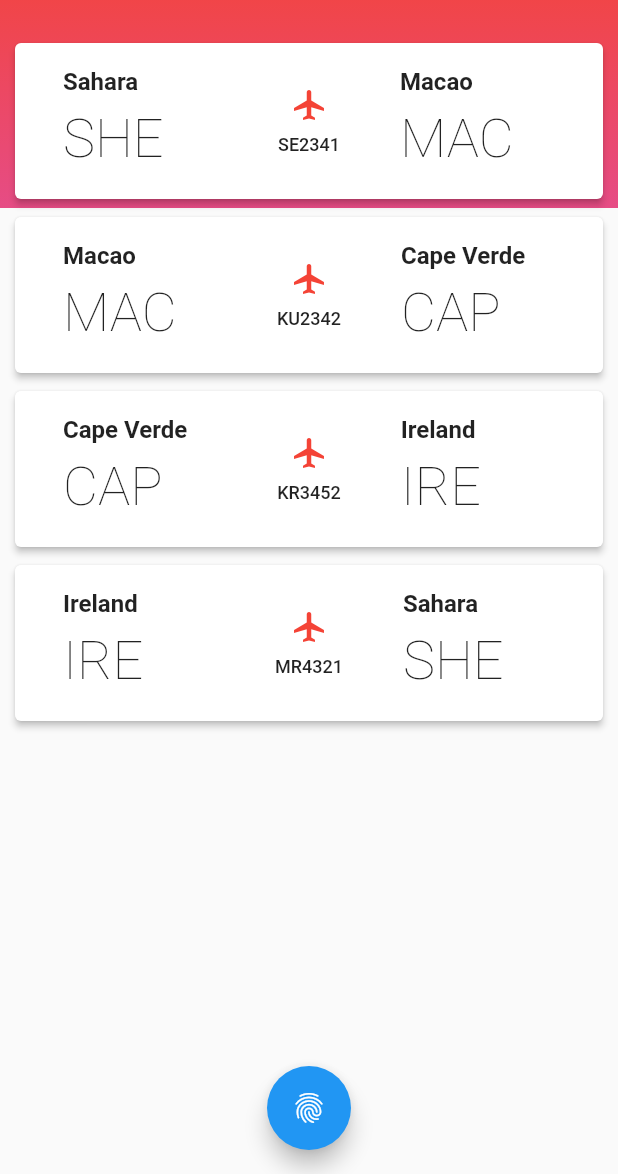
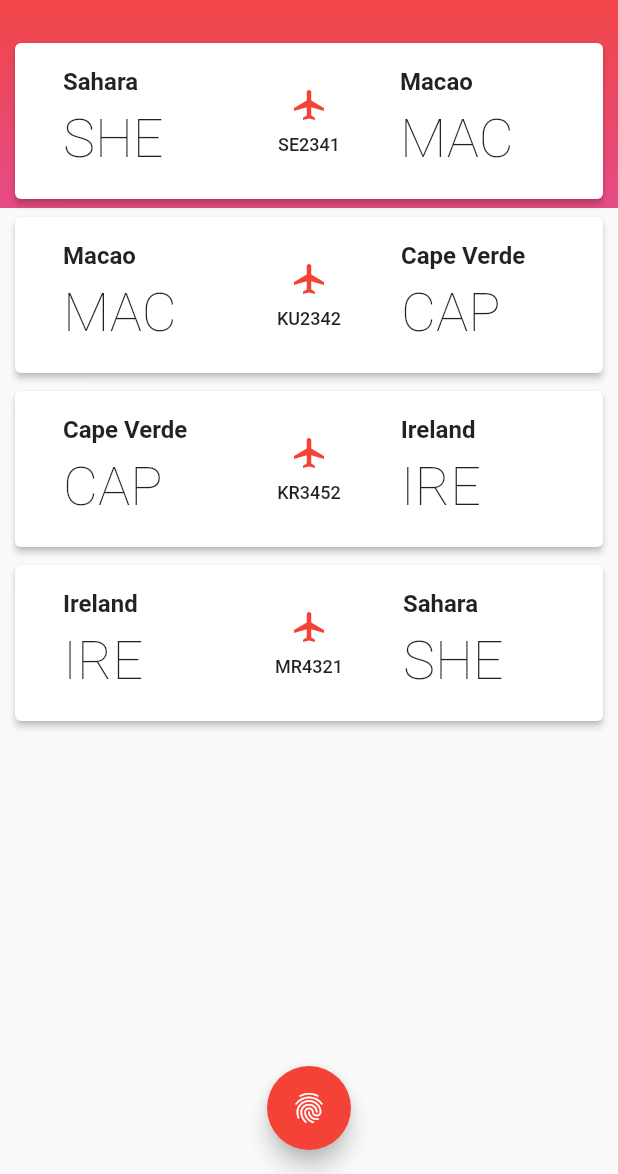
Before and after one commit to dits1019/Flutter-Flight-Search, a Flutter app: the TicketsPage screen opened directly, on a phone screen of 412 x 824 dp, the part 62-1236 px from its top. Run offline on Flutter 3.47's test engine with Material 2 defaults, Android fonts, the phone set to English and light mode, and no system bars.

Commit message:
8. 항공권 애니메이션(완성)

```diff
--- a/lib/PriceTab.dart
+++ b/lib/PriceTab.dart
@@ -273,6 +273,7 @@ class _PriceTabState extends State<PriceTab> with TickerProviderStateMixin {
       child: ScaleTransition(
         scale: _fabAnimation,
         child: FloatingActionButton(
+          backgroundColor: Colors.red,
           //버튼 클릭 시 티켓 페이지로 이동
           onPressed: () {
             Navigator.push(context,
--- a/lib/TicketsPage.dart
+++ b/lib/TicketsPage.dart
@@ -11,6 +11,13 @@ class TicketsPage extends StatefulWidget {
 
 class _TicketsPageState extends State<TicketsPage>
     with TickerProviderStateMixin {
+  //애니메이션 컨트롤러
+  AnimationController cardEntranceAnimationController;
+  //티켓 애니메이션
+  List<Animation> ticketAnimations;
+  //지문 버튼 애니메이션
+  Animation fabAnimation;
+
   //티켓에 내용이 들어가 있는 리스트
   List<FlightStopTicket> stops = [
     new FlightStopTicket("Sahara", "SHE", "Macao", "MAC", "SE2341"),
@@ -18,6 +25,36 @@ class _TicketsPageState extends State<TicketsPage>
     new FlightStopTicket("Cape Verde", "CAP", "Ireland", "IRE", "KR3452"),
     new FlightStopTicket("Ireland", "IRE", "Sahara", "SHE", "MR4321"),
   ];
+
+  //페이지가 시작함과 동시에 애니메이션 실행
+  @override
+  void initState() {
+    super.initState();
+    cardEntranceAnimationController = new AnimationController(
+      vsync: this,
+      duration: Duration(milliseconds: 1100),
+    );
+    ticketAnimations = stops.map((stop) {
+      //stops의 내용 순서
+      int index = stops.indexOf(stop);
+      //curve 시작점
+      double start = index * 0.1;
+      //동작 시간
+      double duration = 0.6;
+      //curve 끝점
+      double end = duration + start;
+      //800부터 시작해 0.0까지 동작
+      return new Tween<double>(begin: 800.0, end: 0.0).animate(
+          new CurvedAnimation(
+              parent: cardEntranceAnimationController,
+              curve: new Interval(start, end, curve: Curves.decelerate)));
+    }).toList(); //리스트로 형변환
+    fabAnimation = new CurvedAnimation(
+        parent: cardEntranceAnimationController,
+        curve: Interval(0.7, 1.0, curve: Curves.decelerate));
+    //애니메이션 시작
+    cardEntranceAnimationController.forward();
+  }
 
   @override
   Widget build(BuildContext context) {
@@ -43,20 +80,39 @@ class _TicketsPageState extends State<TicketsPage>
   }
 
   //티켓 생성
+  //Iterable은 반복이 가능한 집단을 말함(list, ,array등)
   Iterable<Widget> _buildTickets() {
     return stops.map((stop) {
-      return Padding(
-        padding: const EdgeInsets.symmetric(vertical: 4.0, horizontal: 8.0),
-        child: TicketCard(stop: stop),
+      //stops의 내용 순서
+      int index = stops.indexOf(stop);
+      return AnimatedBuilder(
+        animation: cardEntranceAnimationController,
+        child: Padding(
+          //수직과 수평으로만 패딩 추가
+          padding: const EdgeInsets.symmetric(vertical: 4.0, horizontal: 8.0),
+          child: TicketCard(stop: stop),
+        ),
+        builder: (context, child) => new Transform.translate(
+          //offset은 Transform을 통해 자식을 변환하는 위젯을 생성
+          //0.0 ~ ticketAnimations[index].value까지 이동
+          offset: Offset(0.0, ticketAnimations[index].value),
+          child: child,
+        ),
       );
     });
   }
 
   //지문 버튼
   _buildFab() {
-    return FloatingActionButton(
-      onPressed: () => Navigator.of(context).pop(),
-      child: new Icon(Icons.fingerprint),
+    return ScaleTransition(
+      scale: fabAnimation,
+      child: FloatingActionButton(
+        backgroundColor: Colors.red,
+        onPressed: () => Navigator.of(context).pop(),
+        child: new Icon(
+          Icons.fingerprint,
+        ),
+      ),
     );
   }
 }
```
